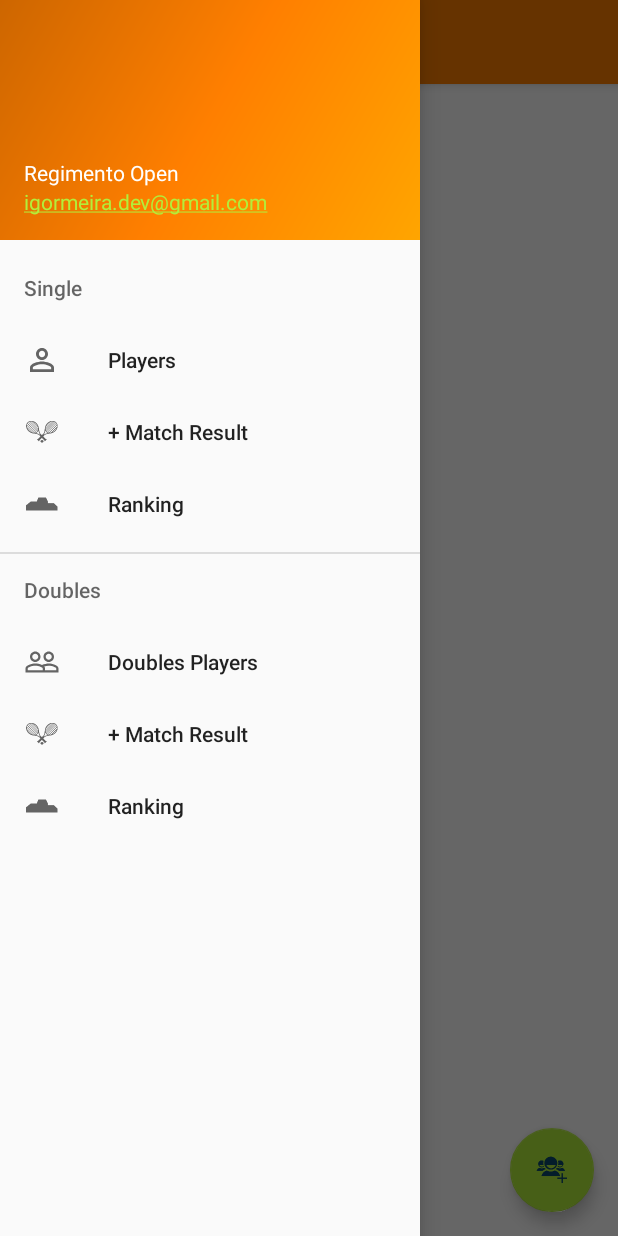
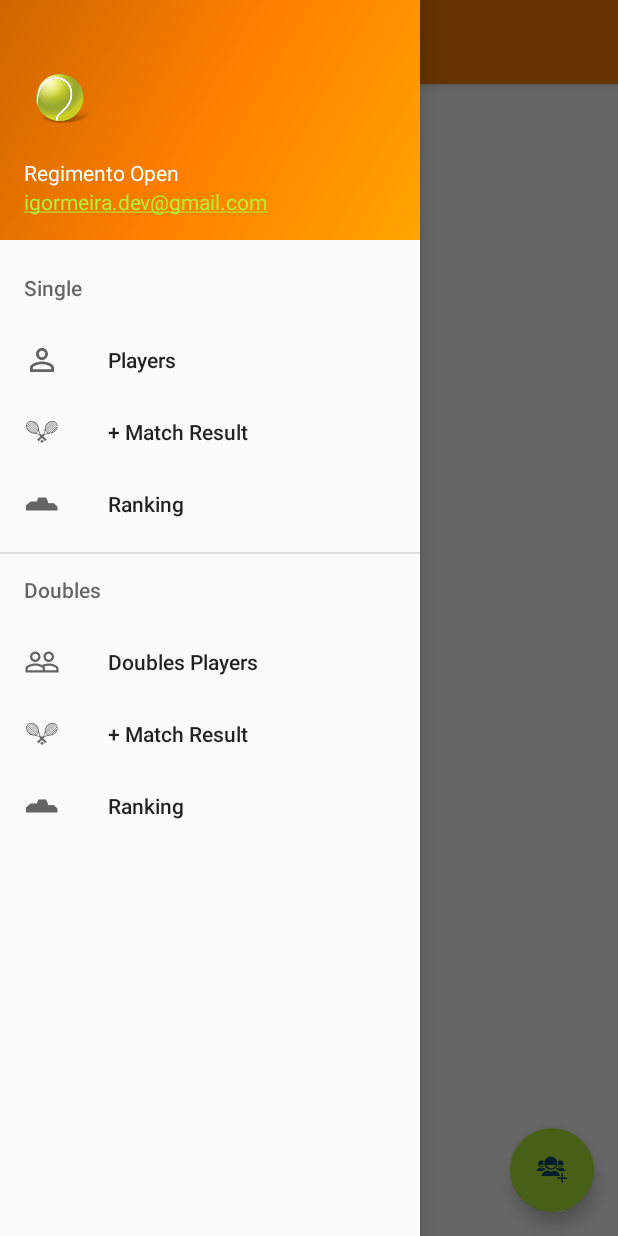
Before and after one commit to igormeira/regimento_open, an Android app: the DoublesActivity screen opened directly, with no data from a screen before it, with the side drawer open, on a phone screen of 412 x 824 dp. Run offline under Robolectric (Android 15) with nearby library versions, the phone set to English and light mode, and no system bars.

Commit message:
Logo at Nav Header

```diff
--- a/app/src/main/res/layout/nav_header.xml
+++ b/app/src/main/res/layout/nav_header.xml
@@ -10,6 +10,12 @@
     android:paddingRight="@dimen/activity_horizontal_margin"
     android:paddingTop="@dimen/activity_vertical_margin"
     android:theme="@style/ThemeOverlay.AppCompat.Dark">
+
+    <ImageView
+        android:layout_width="wrap_content"
+        android:layout_height="wrap_content"
+        android:background="@mipmap/ic_tennis_ball"
+        android:id="@+id/imageView" />
 
     <TextView
         android:layout_width="match_parent"
```
